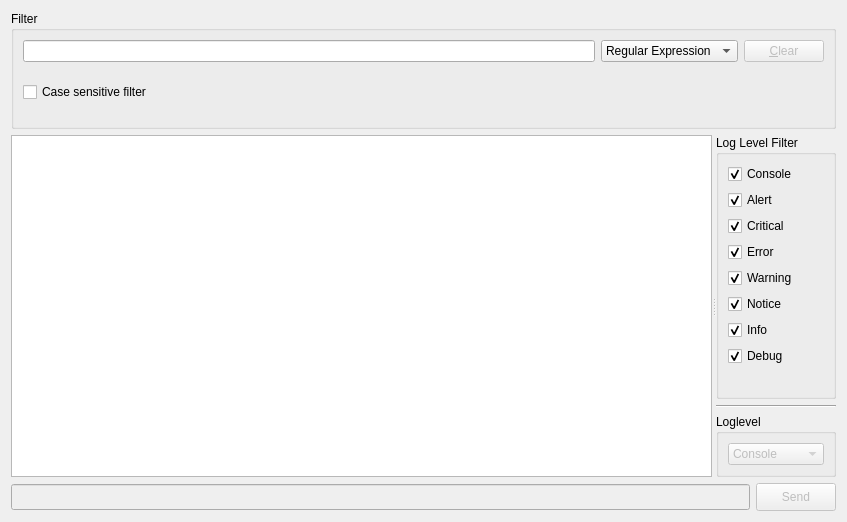
Qt form jmesquita/fsgui/src/plugins/consoleplugin/consoletabwidget.ui (freeswitch/freeswitch-contrib) before a commit.
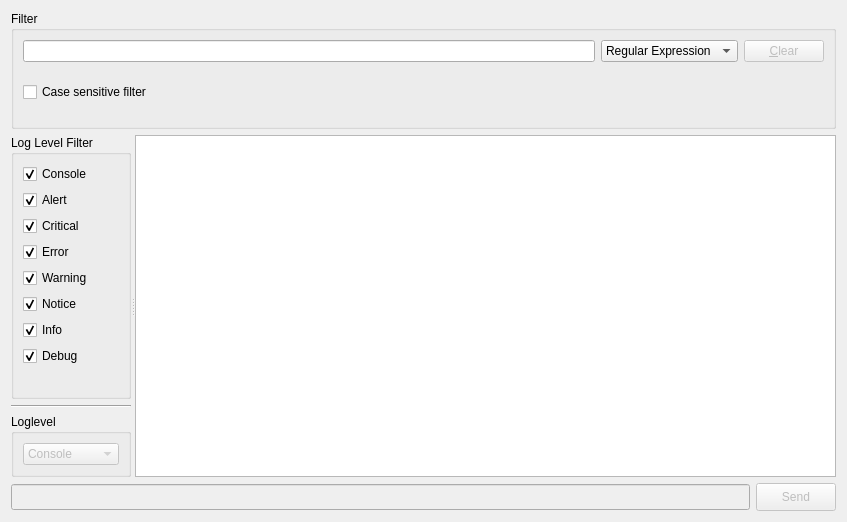
The same form after that commit.

Commit message: Finally solve the damn performance problem. Why is QListView slower then QTableView?

```diff
--- a/jmesquita/fsgui/src/plugins/consoleplugin/consoletabwidget.ui
+++ b/jmesquita/fsgui/src/plugins/consoleplugin/consoletabwidget.ui
@@ -112,18 +112,7 @@
      <property name="orientation">
       <enum>Qt::Horizontal</enum>
      </property>
-     <widget class="QListView" name="consoleListView">
-      <property name="editTriggers">
-       <set>QAbstractItemView::NoEditTriggers</set>
-      </property>
-      <property name="selectionMode">
-       <enum>QAbstractItemView::ExtendedSelection</enum>
-      </property>
-      <property name="layoutMode">
-       <enum>QListView::SinglePass</enum>
-      </property>
-     </widget>
-     <widget class="QWidget" name="">
+     <widget class="QWidget" name="layoutWidget">
       <layout class="QVBoxLayout" name="verticalLayout_3">
        <property name="sizeConstraint">
         <enum>QLayout::SetMaximumSize</enum>
@@ -316,6 +305,62 @@
        </item>
       </layout>
      </widget>
+     <widget class="QTableView" name="consoleListView">
+      <property name="editTriggers">
+       <set>QAbstractItemView::NoEditTriggers</set>
+      </property>
+      <property name="showDropIndicator" stdset="0">
+       <bool>false</bool>
+      </property>
+      <property name="dragDropOverwriteMode">
+       <bool>false</bool>
+      </property>
+      <property name="selectionMode">
+       <enum>QAbstractItemView::ExtendedSelection</enum>
+      </property>
+      <property name="showGrid">
+       <bool>false</bool>
+      </property>
+      <property name="cornerButtonEnabled">
+       <bool>false</bool>
+      </property>
+      <attribute name="horizontalHeaderVisible">
+       <bool>false</bool>
+      </attribute>
+      <attribute name="horizontalHeaderHighlightSections">
+       <bool>false</bool>
+      </attribute>
+      <attribute name="horizontalHeaderStretchLastSection">
+       <bool>true</bool>
+      </attribute>
+      <attribute name="verticalHeaderVisible">
+       <bool>false</bool>
+      </attribute>
+      <attribute name="verticalHeaderHighlightSections">
+       <bool>false</bool>
+      </attribute>
+      <attribute name="verticalHeaderStretchLastSection">
+       <bool>false</bool>
+      </attribute>
+      <attribute name="verticalHeaderVisible">
+       <bool>false</bool>
+      </attribute>
+      <attribute name="horizontalHeaderStretchLastSection">
+       <bool>true</bool>
+      </attribute>
+      <attribute name="horizontalHeaderVisible">
+       <bool>false</bool>
+      </attribute>
+      <attribute name="horizontalHeaderHighlightSections">
+       <bool>false</bool>
+      </attribute>
+      <attribute name="verticalHeaderHighlightSections">
+       <bool>false</bool>
+      </attribute>
+      <attribute name="verticalHeaderStretchLastSection">
+       <bool>false</bool>
+      </attribute>
+     </widget>
     </widget>
    </item>
    <item>
```
The commit also changes 3 other files.
